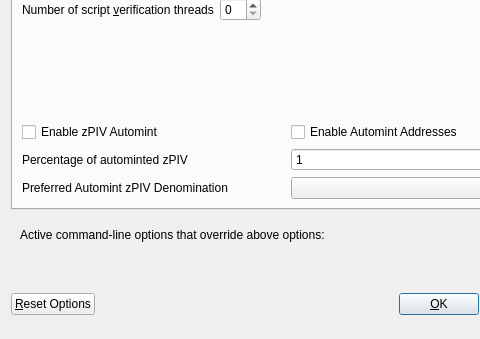
Old version of the form src/qt/forms/optionsdialog.ui in the repository kblockchain/Able; both pictures show x 0 to 480 and y 103 to 442 of the 576 by 442 pixel window.
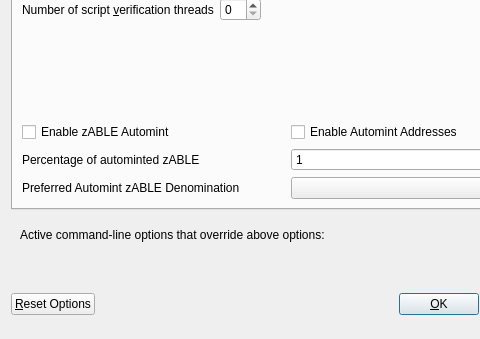
New version of the form. Custom widgets are drawn as their Qt base class.

Commit message: Rename PIV to ABLE

Patch:
```diff
--- a/src/qt/forms/optionsdialog.ui
+++ b/src/qt/forms/optionsdialog.ui
@@ -147,7 +147,7 @@
                <enum>Qt::LeftToRight</enum>
               </property>
               <property name="text">
-               <string>Enable zPIV Automint</string>
+               <string>Enable zABLE Automint</string>
               </property>
              </widget>
             </item>
@@ -174,7 +174,7 @@
                <string>Percentage of incoming PIV which get automatically converted to zPIV via Zerocoin Protocol (min: 10%)</string>
               </property>
               <property name="text">
-               <string>Percentage of autominted zPIV</string>
+               <string>Percentage of autominted zABLE</string>
               </property>
              </widget>
             </item>
@@ -207,7 +207,7 @@
                <string>Wait with automatic conversion to Zerocoin until enough PIV for this denomination is available</string>
               </property>
               <property name="text">
-               <string>Preferred Automint zPIV Denomination</string>
+               <string>Preferred Automint zABLE Denomination</string>
               </property>
              </widget>
             </item>
```
Left out of the diff: 10 changed lines with no effect on the pictures. The commit also changes 114 other files.
